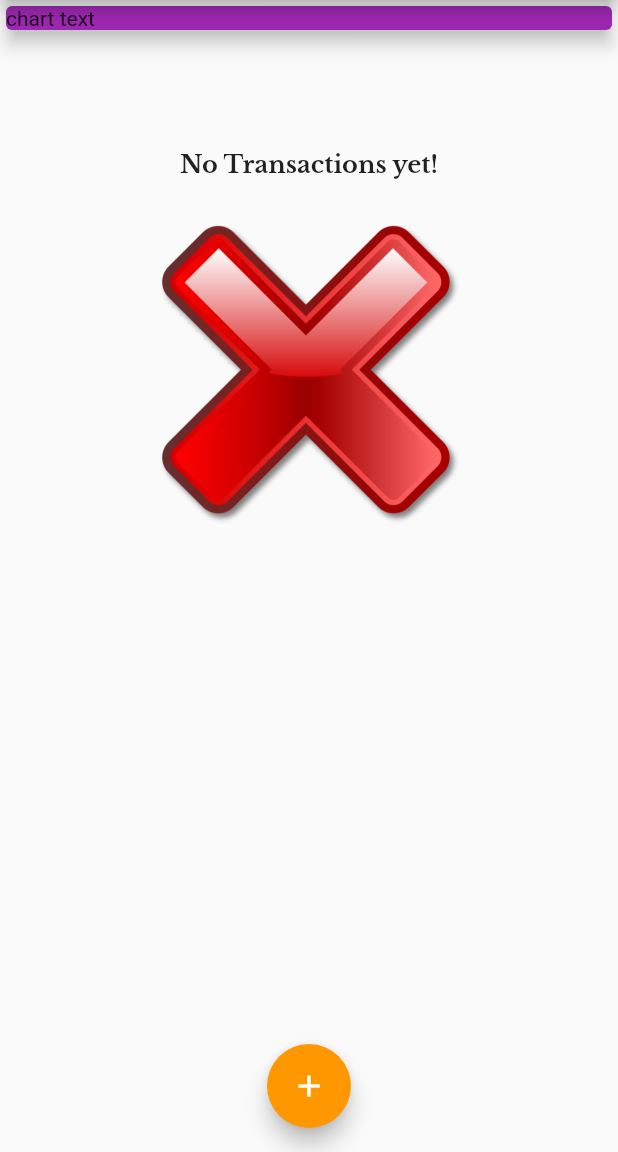
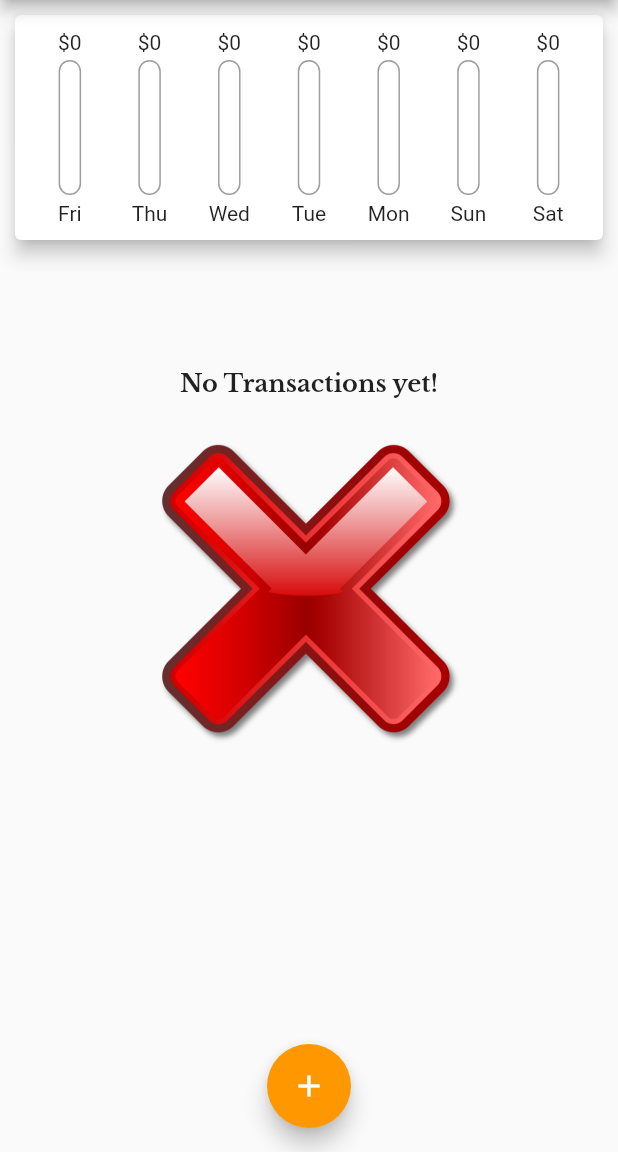
Before and after one commit to baralisachin10/Expanse_Planner, a Flutter app: the screen it shows after launch, on a phone screen of 412 x 824 dp, the part 84-1236 px from its top. Run offline on Flutter 3.47's test engine with Material 2 defaults, Android fonts, the phone set to English and light mode, and no system bars; our stand-ins replace google_fonts.

Commit message:
expanse_planner

```diff
--- a/lib/screens/myHomaPage.dart
+++ b/lib/screens/myHomaPage.dart
@@ -1,4 +1,5 @@
 import 'package:flutter/material.dart';
+import '../widgets/chart.dart';
 import '../widgets/new_transactions.dart';
 import '../widgets/transactions_list.dart';
 import '../models/transaction.dart';
@@ -15,10 +16,16 @@ class _MyHomePageState extends State<MyHomePage> {
   final amountController = TextEditingController();
 
   final List<Transaction> _userTransaction = [
-    // Transaction(
-    // id: 't1', title: 'New Shoes', amount: 69.99, date: DateTime.now()),
-    // Transaction(id: 't2', title: 'Books', amount: 16.25, date: DateTime.now())
+    //   Transaction(
+    //       id: 't1', title: 'New Shoes', amount: 69.99, date: DateTime.now()),
+    //   Transaction(id: 't2', title: 'Books', amount: 16.25, date: DateTime.now())
   ];
+
+  List<Transaction> get _recentTransactions {
+    return _userTransaction.takeWhile((tx) {
+      return tx.date.isAfter(DateTime.now().subtract(Duration(days: 7)));
+    }).toList();
+  }
 
   void _addNewTransaction(String txTitle, double txAmount) {
     final newTx = Transaction(
@@ -56,14 +63,7 @@ class _MyHomePageState extends State<MyHomePage> {
             // mainAxisAlignment: MainAxisAlignment.spaceAround,
             crossAxisAlignment: CrossAxisAlignment.stretch,
             children: [
-              SizedBox(
-                width: double.infinity,
-                child: Card(
-                  color: Theme.of(context).primaryColor,
-                  elevation: 5,
-                  child: Text('chart text'),
-                ),
-              ),
+              Chart(_recentTransactions),
               TransactionList(_userTransaction),
             ]),
       ),
--- a/lib/widgets/chart.dart
+++ b/lib/widgets/chart.dart
@@ -0,0 +1,59 @@
+import 'package:expanse_planner/widgets/chart_bar.dart';
+import 'package:flutter/material.dart';
+import 'package:intl/intl.dart';
+import '../models/transaction.dart';
+
+class Chart extends StatelessWidget {
+  final List<Transaction> recentTransactions;
+
+  List<Map<String, Object>> get groupedTransactionsValues {
+    return List.generate(7, (index) {
+      final weekDay = DateTime.now().subtract(Duration(days: index));
+      var totalSum = 0.0;
+
+      for (var i = 0; i < recentTransactions.length; i++) {
+        if (recentTransactions[i].date.day == weekDay.day &&
+            recentTransactions[i].date.month == weekDay.month &&
+            recentTransactions[i].date.year == weekDay.year) {
+          totalSum += recentTransactions[i].amount;
+        }
+      }
+
+      return {'day': DateFormat.E().format(weekDay), 'amount': totalSum};
+    });
+  }
+
+  double get totalSpending {
+    return groupedTransactionsValues.fold(0.0, (sum, item) {
+      return sum + (item['amount'] as double);
+    });
+  }
+
+  const Chart(this.recentTransactions, {super.key});
+  @override
+  Widget build(BuildContext context) {
+    return Card(
+      elevation: 5,
+      margin: EdgeInsets.all(10.0),
+      child: Padding(
+        padding: const EdgeInsets.all(10.0),
+        child: Row(
+          mainAxisAlignment: MainAxisAlignment.spaceAround,
+          children: [
+            ...groupedTransactionsValues.map((data) {
+              return Flexible(
+                fit: FlexFit.tight,
+                child: ChartBar(
+                    data['day'].toString(),
+                    data['amount'] as double,
+                    totalSpending == 0.0
+                        ? 0.0
+                        : (data['amount'] as double) / totalSpending),
+              );
+            }).toList(),
+          ],
+        ),
+      ),
+    );
+  }
+}
--- /dev/null
+++ b/lib/widgets/chart_bar.dart
@@ -0,0 +1,47 @@
+import 'package:flutter/material.dart';
+
+class ChartBar extends StatelessWidget {
+  final String label;
+  final double spendingAmount;
+  final double spendingPctOfTotal;
+
+  const ChartBar(this.label, this.spendingAmount, this.spendingPctOfTotal,
+      {super.key});
+
+  @override
+  Widget build(BuildContext context) {
+    return Column(
+      children: [
+        FittedBox(child: Text('\$${spendingAmount.toStringAsFixed(0)}')),
+        SizedBox(
+          height: 4,
+        ),
+        Container(
+          width: 15,
+          height: 90,
+          child: Stack(children: [
+            Container(
+              decoration: BoxDecoration(
+                  borderRadius: BorderRadius.circular(20),
+                  border: Border.all(
+                    color: Colors.grey,
+                    width: 1.0,
+                  ),
+                  color: Color.fromARGB(1, 220, 220, 220)),
+            ),
+            FractionallySizedBox(
+              heightFactor: spendingPctOfTotal,
+              child: Container(
+                decoration: BoxDecoration(
+                    color: Theme.of(context).primaryColor,
+                    borderRadius: BorderRadius.circular(20)),
+              ),
+            )
+          ]),
+        ),
+        SizedBox(height: 4),
+        Text(label),
+      ],
+    );
+  }
+}
```
